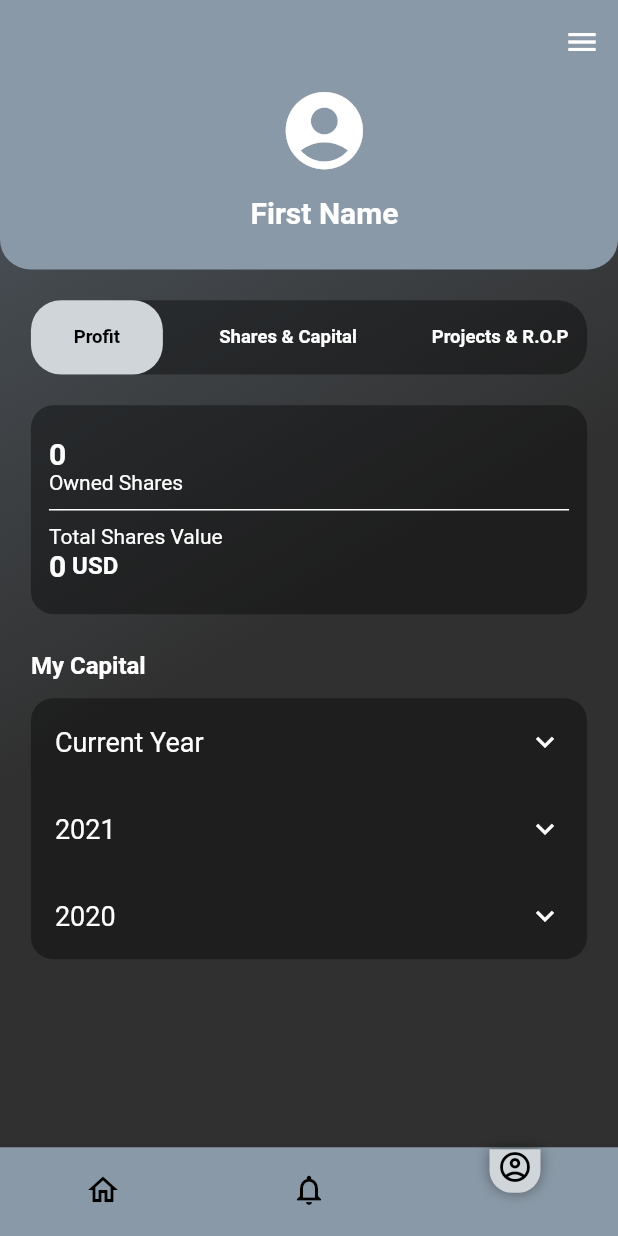
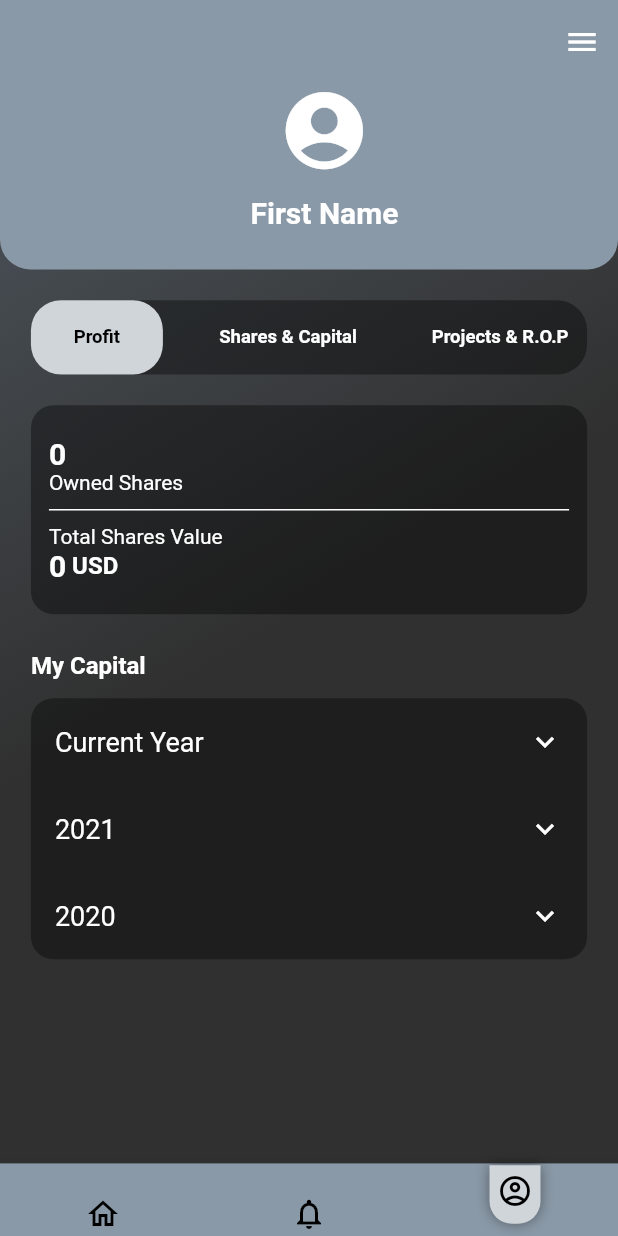
Before and after one commit to chadiayari/wallet_template, a Flutter app: the DashboardScreen screen opened directly, swiped to page 3, on a phone screen of 412 x 824 dp. Run offline on Flutter 3.47's test engine with Material 2 defaults, Android fonts, the phone set to English and light mode, and no system bars; our stand-ins replace google_fonts, hexcolor.

Commit message:
fixed bottom nav bar

```diff
--- a/lib/screens/dashboard_screen.dart
+++ b/lib/screens/dashboard_screen.dart
@@ -25,9 +25,12 @@ class _DashboardScreen extends State<DashboardScreen>
 
   @override
   Widget build(BuildContext context) {
+    Size size = MediaQuery.of(context).size;
+
     return Scaffold(
-        backgroundColor: Colors.transparent,
-        bottomNavigationBar: BottomNavigationBar(
+        bottomNavigationBar: Transform.translate(
+          offset: Offset(0.0, size.height * 0.025),
+          child: BottomNavigationBar(
             backgroundColor: HexColor(constants.blue),
             showUnselectedLabels: false,
             items: [
@@ -84,6 +87,7 @@ class _DashboardScreen extends State<DashboardScreen>
                       hours: 0, minutes: 0, seconds: 0, milliseconds: 200));
             },
           ),
+        ),
         body: PageView(
             onPageChanged: (value) => {
                   _onItemTapped(value),
@@ -108,7 +112,7 @@ class RadiantGradientMask extends StatelessWidget {
     return Transform.translate(
       offset: Offset(0.0, -size.height * 0.007),
       child: Container(
-        padding: const EdgeInsets.only(top: 0, bottom: 5, right: 5, left: 5),
+        padding: const EdgeInsets.only(top: 5, bottom: 10, right: 5, left: 5),
         decoration: BoxDecoration(
           color: HexColor(constants.secondaryColor),
           borderRadius: const BorderRadius.only(
```
Also changed, not shown: 1 other file. Lines whose indentation alone changed are shown as unchanged.
